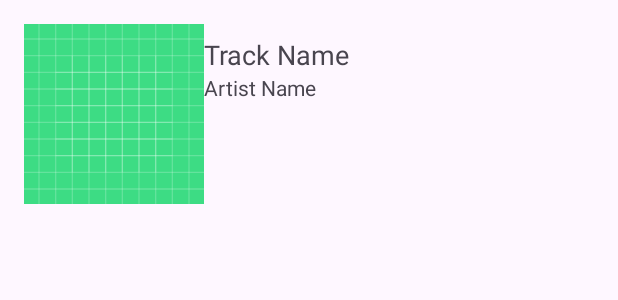
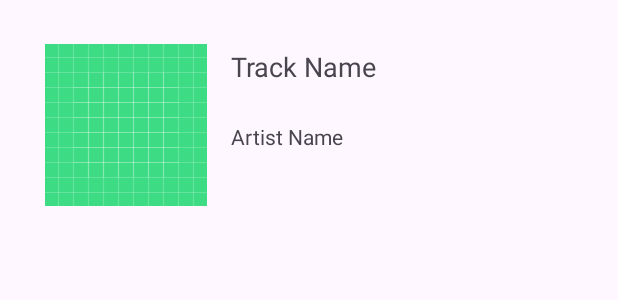
Before and after one commit to HectorGarciaCarlota/SoundRater1, an Android app: the layout item_track.xml on its own in the app's theme, with its tools: preview values and no code run, on a phone screen of 412 x 824 dp. Shown: the top 300 px of the screen. Run offline under Robolectric (Android 15) with nearby library versions, the phone set to English and light mode, and no system bars.

Commit message:
Changed layout zzzz

```diff
--- a/app/src/main/res/layout/item_track.xml
+++ b/app/src/main/res/layout/item_track.xml
@@ -1,39 +1,51 @@
 <?xml version="1.0" encoding="utf-8"?>
 <androidx.constraintlayout.widget.ConstraintLayout xmlns:android="http://schemas.android.com/apk/res/android"
+    xmlns:app="http://schemas.android.com/apk/res-auto"
+    xmlns:tools="http://schemas.android.com/tools"
     android:layout_width="match_parent"
     android:layout_height="wrap_content"
-    xmlns:app="http://schemas.android.com/apk/res-auto"
     android:padding="16dp">
 
     <ImageView
         android:id="@+id/track_image"
-        android:layout_width="120dp"
+        android:layout_width="wrap_content"
         android:layout_height="120dp"
-        android:layout_marginEnd="8dp"
+        android:layout_marginEnd="32dp"
         android:src="@drawable/ic_launcher_background"
+        app:layout_constraintBottom_toBottomOf="parent"
+        app:layout_constraintEnd_toEndOf="parent"
+        app:layout_constraintHorizontal_bias="0.059"
         app:layout_constraintStart_toStartOf="parent"
-        app:layout_constraintTop_toTopOf="parent"
-        app:layout_constraintBottom_toBottomOf="parent" />
+        app:layout_constraintTop_toTopOf="parent" />
 
     <TextView
         android:id="@+id/textViewTrackName"
-        android:layout_width="0dp"
-        android:layout_height="wrap_content"
-        android:layout_marginTop="8dp"
+        android:layout_width="240dp"
+        android:layout_height="41dp"
+        android:layout_marginStart="16dp"
+        android:layout_marginTop="16dp"
+        android:layout_marginBottom="8dp"
         android:text="Track Name"
         android:textSize="18sp"
-        app:layout_constraintStart_toEndOf="@id/track_image"
+        app:layout_constraintBottom_toTopOf="@+id/textViewArtistName"
+        app:layout_constraintEnd_toEndOf="parent"
+        app:layout_constraintHorizontal_bias="0.0"
+        app:layout_constraintStart_toEndOf="@+id/track_image"
         app:layout_constraintTop_toTopOf="parent"
-        app:layout_constraintEnd_toEndOf="parent" />
+        app:layout_constraintVertical_bias="1.0" />
 
     <TextView
         android:id="@+id/textViewArtistName"
         android:layout_width="0dp"
-        android:layout_height="wrap_content"
+        android:layout_height="29dp"
+        android:layout_marginStart="16dp"
+        android:layout_marginBottom="40dp"
         android:text="Artist Name"
         android:textSize="14sp"
-        app:layout_constraintStart_toEndOf="@id/track_image"
-        app:layout_constraintTop_toBottomOf="@id/textViewTrackName"
-        app:layout_constraintEnd_toEndOf="parent" />
+        app:layout_constraintBottom_toBottomOf="parent"
+        app:layout_constraintEnd_toEndOf="parent"
+        app:layout_constraintHorizontal_bias="0.0"
+        app:layout_constraintStart_toEndOf="@+id/track_image"
+        app:layout_constraintTop_toBottomOf="@+id/textViewTrackName" />
 
 </androidx.constraintlayout.widget.ConstraintLayout>
```
